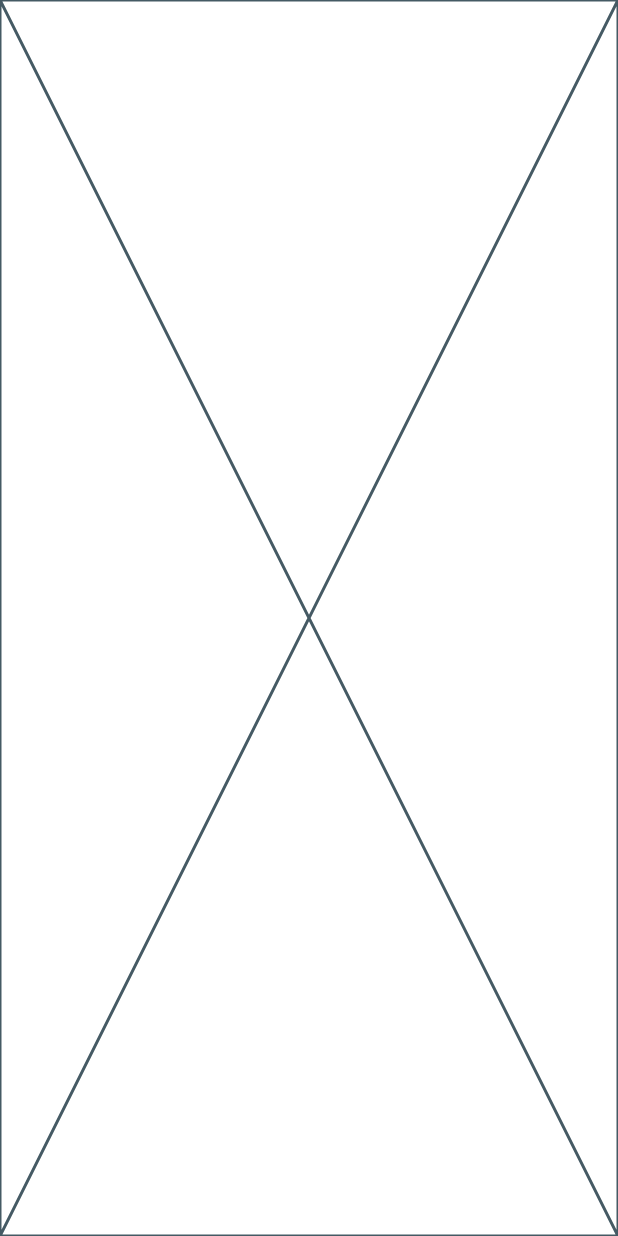
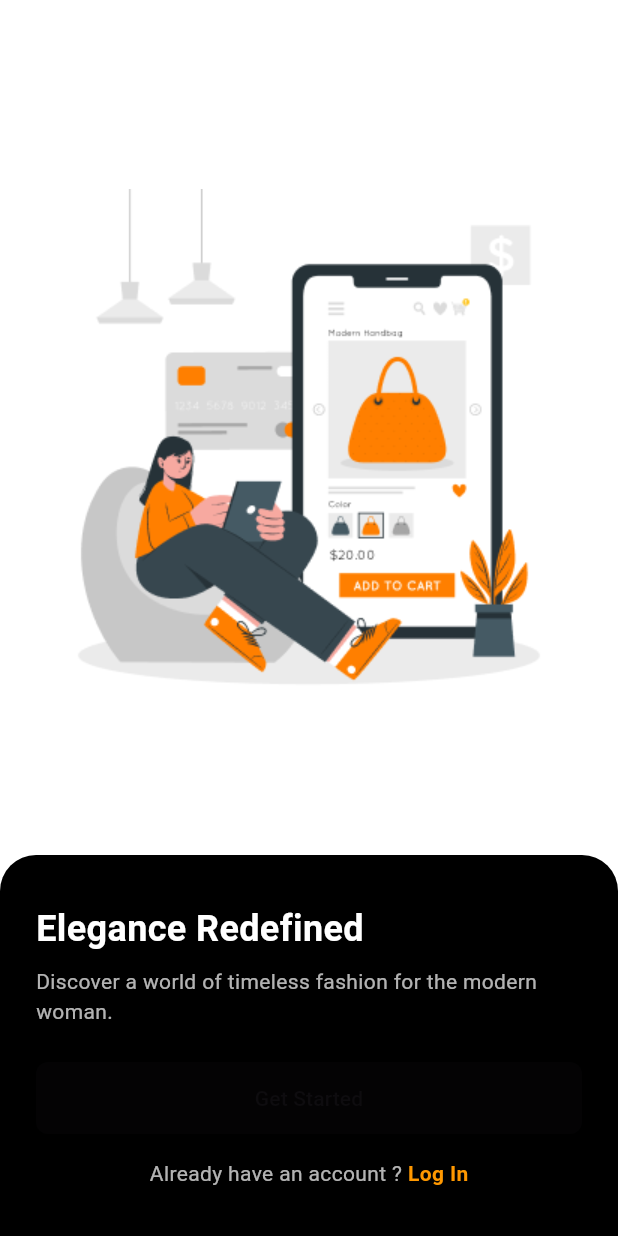
Before and after one commit to Weedanta/Aibeecara_Project, a Flutter app: the screen it shows after launch, after a tap on "Let's Get Started", on a phone screen of 412 x 824 dp. Run offline on Flutter 3.47's test engine with Material 3 defaults, Android fonts, the phone set to English and light mode, and no system bars.

Commit message:
fix: onboarding page

```diff
--- a/lib/main.dart
+++ b/lib/main.dart
@@ -1,5 +1,5 @@
 import 'package:flutter/material.dart';
-import 'package:my_project/page/onboarding.dart';
+import 'package:my_project/page/onboarding/onboarding.dart';
 
 void main() {
   runApp(const MyApp());
--- a/lib/page/onboarding.dart
+++ b/lib/page/onboarding/onboarding.dart
@@ -1,5 +1,7 @@
 import 'package:flutter/material.dart';
 import 'package:my_project/page/home.dart';
+
+import 'package:my_project/page/onboarding/onboarding2.dart';
 import 'package:my_project/themes/color.dart';
 
 class Onboarding extends StatefulWidget {
@@ -29,7 +31,7 @@ class _OnboardingState extends State<Onboarding> {
               onTap: () {
                 Navigator.pushReplacement(
                   context,
-                  MaterialPageRoute(builder: (context) => Home()),
+                  MaterialPageRoute(builder: (context) => Onboarding2()),
                 );
               },
 
@@ -41,7 +43,7 @@ class _OnboardingState extends State<Onboarding> {
                 child: Text("Let's Get Started",
                     style: TextStyle(
                       fontSize: 20,
-                      color: ColorStyle.white,
+                      // color: ColorStyle.white,
                       fontWeight: FontWeight.bold,
                     )),
               ),
--- /dev/null
+++ b/lib/page/onboarding/onboarding2.dart
@@ -0,0 +1,26 @@
+import 'package:flutter/material.dart';
+import 'package:my_project/themes/color.dart';
+import 'package:my_project/widget/OnBoarding/onboarding_content.dart';
+import 'package:my_project/widget/OnBoarding/onboarding_image.dart';
+
+class Onboarding2 extends StatefulWidget {
+  const Onboarding2({super.key});
+
+  @override
+  State<Onboarding2> createState() => _Onboarding2State();
+}
+
+class _Onboarding2State extends State<Onboarding2> {
+  @override
+  Widget build(BuildContext context) {
+    return Scaffold(
+      backgroundColor: Colors.white,
+      body: Column(
+        children: const [
+          Expanded(flex: 2, child: OnboardingImage()),
+          OnboardingContent(),
+        ],
+      ),
+    );
+  }
+}
--- /dev/null
+++ b/lib/widget/OnBoarding/onboarding_content.dart
@@ -0,0 +1,69 @@
+import 'package:flutter/material.dart';
+import 'package:my_project/themes/color.dart';
+import 'package:my_project/widget/reusable/primary_button.dart';
+
+
+class OnboardingContent extends StatelessWidget {
+  const OnboardingContent({super.key});
+
+  @override
+  Widget build(BuildContext context) {
+    return Container(
+      padding: const EdgeInsets.symmetric(horizontal: 24, vertical: 32),
+      width: double.infinity,
+      decoration: const BoxDecoration(
+        color: Colors.black,
+        borderRadius: BorderRadius.vertical(top: Radius.circular(24)),
+      ),
+      child: Column(
+        crossAxisAlignment: CrossAxisAlignment.start,
+        children: [
+          const Text(
+            "Elegance Redefined",
+            style: TextStyle(
+              color: Colors.white,
+              fontSize: 24,
+              fontWeight: FontWeight.bold,
+            ),
+          ),
+          const SizedBox(height: 8),
+          const Text(
+            "Discover a world of timeless fashion for the modern woman.",
+            style: TextStyle(
+              color: Colors.white70,
+              fontSize: 14,
+            ),
+          ),
+          const SizedBox(height: 24),
+          const PrimaryButton(
+            label: "Get Started",
+            onPressed: null,
+          ),
+          const SizedBox(height: 16),
+          Center(
+            child: GestureDetector(
+              onTap: () {
+                // Navigasi ke halaman login
+              },
+              child: const Text.rich(
+                TextSpan(
+                  text: "Already have an account ? ",
+                  style: TextStyle(color: Colors.white70),
+                  children: [
+                    TextSpan(
+                      text: "Log In",
+                      style: TextStyle(
+                        color: Colors.orange,
+                        fontWeight: FontWeight.bold,
+                      ),
+                    )
+                  ],
+                ),
+              ),
+            ),
+          ),
+        ],
+      ),
+    );
+  }
+}
--- /dev/null
+++ b/lib/widget/OnBoarding/onboarding_image.dart
@@ -0,0 +1,16 @@
+import 'package:flutter/material.dart';
+
+class OnboardingImage extends StatelessWidget {
+  const OnboardingImage({super.key});
+
+  @override
+  Widget build(BuildContext context) {
+    return Column(
+      mainAxisAlignment: MainAxisAlignment.center,
+      children: [
+        const SizedBox(height: 32),
+        Image.asset("images/onboarding/onboarding1.png"),
+      ],
+    );
+  }
+}
--- /dev/null
+++ b/lib/widget/reusable/primary_button.dart
@@ -0,0 +1,31 @@
+import 'package:flutter/material.dart';
+import 'package:my_project/themes/color.dart';
+
+class PrimaryButton extends StatelessWidget {
+  final String label;
+  final VoidCallback? onPressed;
+
+  const PrimaryButton({
+    super.key,
+    required this.label,
+    required this.onPressed,
+  });
+
+  @override
+  Widget build(BuildContext context) {
+    return SizedBox(
+      width: double.infinity,
+      height: 48,
+      child: ElevatedButton(
+        style: ElevatedButton.styleFrom(
+          backgroundColor: ColorStyle.color06,
+          shape: RoundedRectangleBorder(
+            borderRadius: BorderRadius.circular(8),
+          ),
+        ),
+        onPressed: onPressed,
+        child: Text(label),
+      ),
+    );
+  }
+}
--- a/pubspec.yaml
+++ b/pubspec.yaml
@@ -57,7 +57,6 @@ flutter:
   # included with your application, so that you can use the icons in
   # the material Icons class.
   uses-material-design: true
-  shared_preferences: ^2.2.0
 
   # To add assets to your application, add an assets section, like this:
   assets:
```
